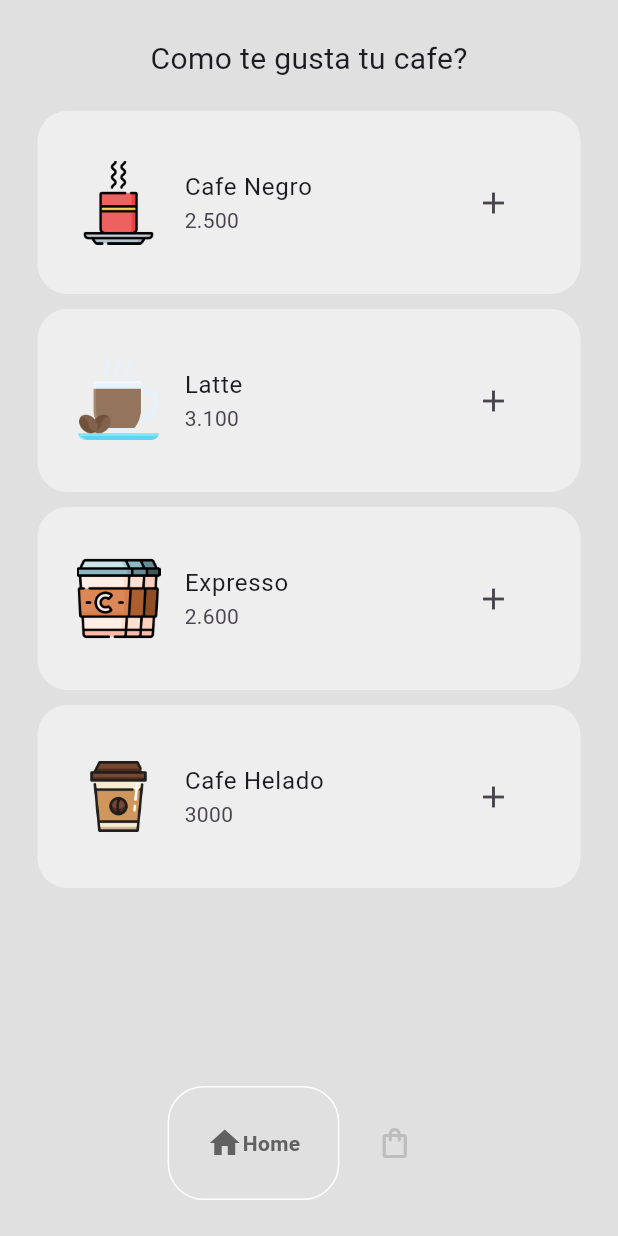
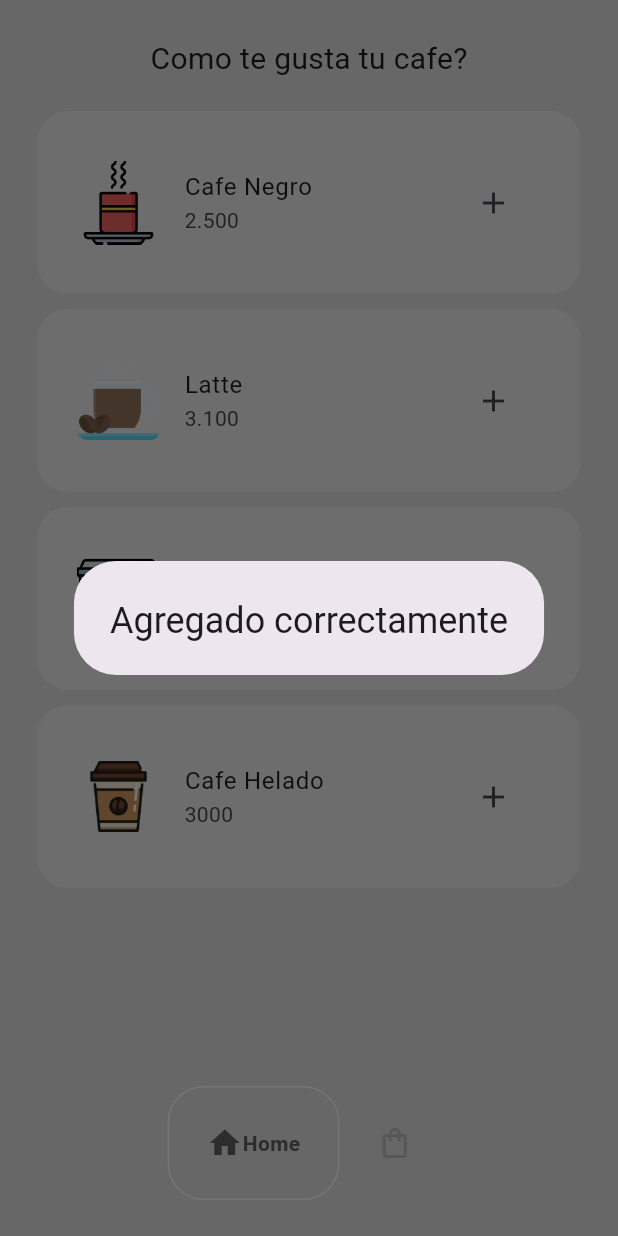
Before and after one commit to CristobalSalinas/Coffee_shop_app, a Flutter app: the screen it shows after launch, after a tap on the "add" icon, on a phone screen of 412 x 824 dp. Run offline on Flutter 3.47's test engine with Material 3 defaults, Android fonts, the phone set to English and light mode, and no system bars; drawn by our look-alikes of google_nav_bar.

```diff
--- a/lib/pages/shop_page.dart
+++ b/lib/pages/shop_page.dart
@@ -14,6 +14,13 @@ class ShopPage extends StatefulWidget {
 class _ShopPageState extends State<ShopPage> {
   void addToCart(Coffee coffee) {
     Provider.of<CoffeeShop>(context, listen: false).addItemToCart(coffee);
+
+    showDialog(
+      context: context,
+      builder: (context) => const AlertDialog(
+        title: Text("Agregado correctamente"),
+      ),
+    );
   }
 
   @override
```
Also changed, not shown: lib/pages/cart_page.dart (+24 -0 lines).
